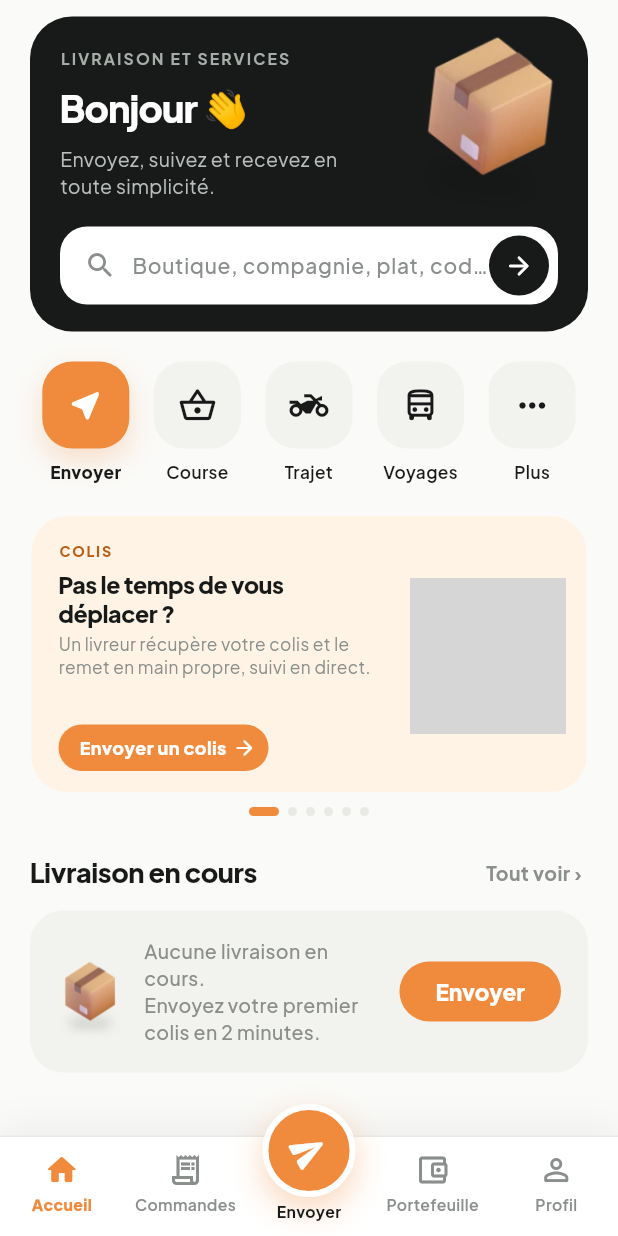
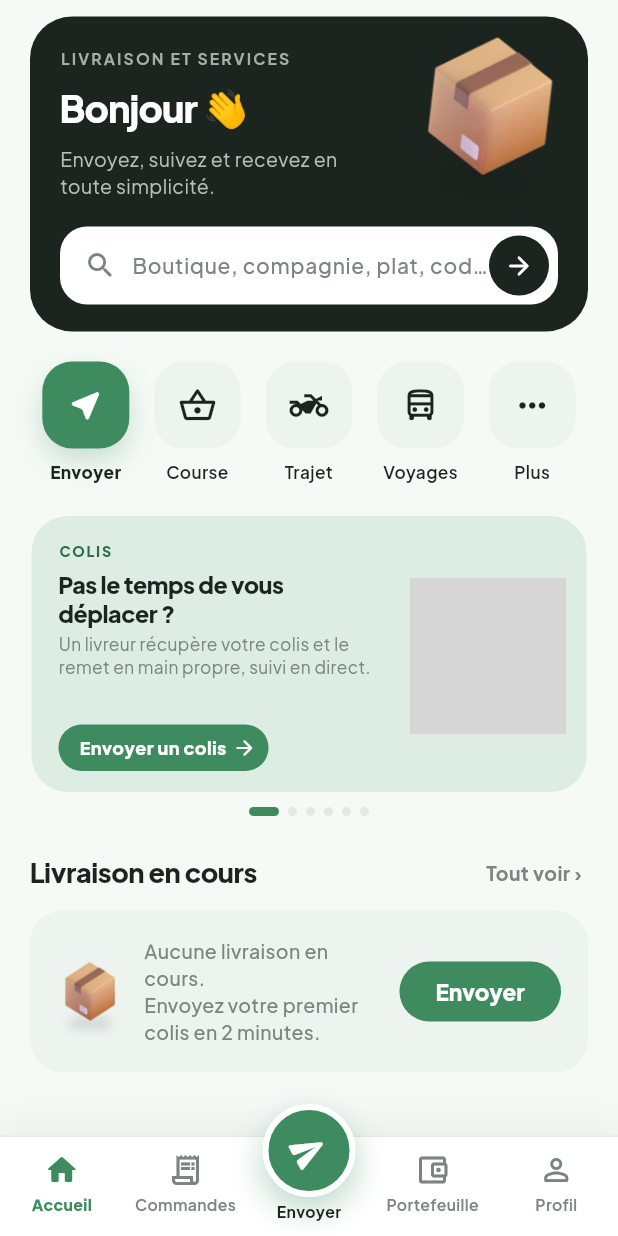
Before and after one commit to omzakrevo/Telima, a Flutter app: the ClientHomeScreen screen opened directly, scrolled down 61 dp, on a phone screen of 412 x 824 dp. Run offline on Flutter 3.47's test engine with Material 3 defaults, Android fonts, the phone set to English and light mode, and no system bars; our stand-ins replace connectivity_plus, device_info_plus, file_picker, firebase_core, firebase_messaging, fl_chart and 14 more; missing offline and left inert: dart:js_interop, dart:ui_web, ota_update; accounts and stored records are empty; grey boxes are pictures that could not be loaded.

Commit message:
Couleurs du logo : vert Telima + orange en accent, design inchangé
Co-Authored-By: Claude Sonnet 5.5 <noreply@anthropic.com>
Claude-Session: https://claude.ai/code/session_016jU5DohY8CFavFTGKdJJt9

```diff
--- a/app/lib/config/theme.dart
+++ b/app/lib/config/theme.dart
@@ -1,22 +1,22 @@
 import 'package:flutter/material.dart';
 
-/// Palette Telima : fond blanc cassé, surfaces gris doux, orange pour les actions, anthracite pour les titres,
-/// crème pour les bannières. Même charte que l'accueil client.
+/// Palette Telima — style « vert sauge » : fond blanc légèrement mentholé, cartes teintées vert pâle,
+/// boutons verts aux coins arrondis, barre de navigation flottante sombre.
 class AppColors {
-  static const primary = Color(0xFFF08A3C); // orange Telima (action principale)
-  static const primaryDark = Color(0xFFB95E17); // orange foncé (texte sur fond clair)
-  static const ink = Color(0xFF181A19); // titres, barre de navigation
+  static const primary = Color(0xFF3D8B5F); // vert Telima
+  static const primaryDark = Color(0xFF2B6B48);
+  static const ink = Color(0xFF1C2420); // titres, barre de navigation
   static const accent = Color(0xFFF08A3C); // orange (point d'arrivée, étoiles)
   static const danger = Color(0xFFDC4B4B);
   static const info = Color(0xFF3F6FD8);
-  static const surface = Color(0xFFFAFAF8); // fond des écrans
-  static const field = Color(0xFFF2F2EF); // lignes de liste, puces, cartes teintées
-  static const line = Color(0xFFE9E9E5); // bordures discrètes
-  static const textMuted = Color(0xFF8A8F8C);
-  static const backdrop = Color(0xFFFFF3E6); // fond vert pâle (en-têtes, accueil)
+  static const surface = Color(0xFFF6FAF7); // fond des écrans
+  static const field = Color(0xFFEDF4EF); // lignes de liste, puces, cartes teintées
+  static const line = Color(0xFFE1EBE4); // bordures discrètes
+  static const textMuted = Color(0xFF7A8580);
+  static const backdrop = Color(0xFFDDEDE3); // fond vert pâle (en-têtes, accueil)
 
   // Tons doux pour les illustrations de services
-  static const mint = Color(0xFFFFF3E6);
+  static const mint = Color(0xFFE0F0E6);
   static const peach = Color(0xFFFFEBDD);
   static const lilac = Color(0xFFECE8FA);
   static const sky = Color(0xFFE3EEFC);
@@ -27,11 +27,11 @@ class AppColors {
 /// Ombres douces (profondeur des cartes).
 class AppShadows {
   static List<BoxShadow> get soft => const [
-        BoxShadow(color: Color(0x14000000), blurRadius: 18, offset: Offset(0, 8)),
+        BoxShadow(color: Color(0x142B6B48), blurRadius: 18, offset: Offset(0, 8)),
         BoxShadow(color: Color(0x0A000000), blurRadius: 3, offset: Offset(0, 1)),
       ];
   static List<BoxShadow> get raised => const [
-        BoxShadow(color: Color(0x1F000000), blurRadius: 28, offset: Offset(0, 14)),
+        BoxShadow(color: Color(0x262B6B48), blurRadius: 28, offset: Offset(0, 14)),
         BoxShadow(color: Color(0x0F000000), blurRadius: 6, offset: Offset(0, 2)),
       ];
 }
@@ -92,7 +92,7 @@ class AppTheme {
         style: ElevatedButton.styleFrom(
           backgroundColor: AppColors.primary,
           foregroundColor: Colors.white,
-          disabledBackgroundColor: const Color(0xFFE2E2DE),
+          disabledBackgroundColor: const Color(0xFFCADBD0),
           disabledForegroundColor: Colors.white,
           elevation: 0,
           minimumSize: const Size(64, 52),
@@ -153,7 +153,7 @@ class AppTheme {
         color: Colors.white,
         surfaceTintColor: Colors.transparent,
         elevation: 4,
-        shadowColor: const Color(0x1F000000),
+        shadowColor: const Color(0x332B6B48),
         margin: EdgeInsets.zero,
         shape: RoundedRectangleBorder(borderRadius: BorderRadius.circular(18), side: const BorderSide(color: AppColors.line)),
       ),
--- a/app/lib/core/services/push_service.dart
+++ b/app/lib/core/services/push_service.dart
@@ -106,7 +106,7 @@ class SystemNotifications {
           importance: Importance.max,
           priority: Priority.high,
           icon: 'ic_stat_telima',
-          color: const Color(0xFFF08A3C),
+          color: const Color(0xFF3D8B5F),
           tag: tagFor(n.id),
           styleInformation: BigTextStyleInformation(n.body),
           category: AndroidNotificationCategory.message,
--- a/app/lib/screens/client/client_home_screen.dart
+++ b/app/lib/screens/client/client_home_screen.dart
@@ -17,16 +17,17 @@ import '../../widgets/service_slider.dart';
 import '../common/notifications_screen.dart';
 
 /// Accueil client : en-tête sombre avec suivi par code, raccourcis, livraison en cours, bannières, navigation avec bouton « Envoyer ».
-/// Style épuré : fond blanc cassé, orange pour l'action principale, texte anthracite, grands arrondis.
+/// Style épuré, aux couleurs du logo : vert Telima pour les actions, orange en petit accent, texte anthracite.
 class _H {
-  static const bg = Color(0xFFFAFAF8);
-  static const gray = Color(0xFFF2F2EF); // surfaces douces
-  static const line = Color(0xFFE9E9E5);
-  static const hero = Color(0xFF181A19);
-  static const orange = AppColors.accent;
-  static const cream = Color(0xFFFFF3E6);
-  static const muted = Color(0xFF8A8F8C);
-  static const ok = Color(0xFF0B7A4B);
+  static const bg = AppColors.surface;
+  static const gray = AppColors.field; // surfaces douces
+  static const line = AppColors.line;
+  static const hero = AppColors.ink;
+  static const orange =
+      AppColors.accent; // petit accent (en attente, étape en cours)
+  static const cream = AppColors.backdrop; // bannières vert pâle
+  static const muted = AppColors.textMuted;
+  static const ok = AppColors.primaryDark;
   static const sheetBg = Colors.white;
 }
 
@@ -187,7 +188,7 @@ class _ClientHomeScreenState extends ConsumerState<ClientHomeScreen> {
       body: SafeArea(
         bottom: false,
         child: RefreshIndicator(
-          color: _H.orange,
+          color: AppColors.primary,
           onRefresh: () async {
             ref.invalidate(myActiveDeliveriesProvider);
             ref.invalidate(myBusinessesProvider);
@@ -529,12 +530,12 @@ class _Tile extends StatelessWidget {
               width: box,
               height: box,
               decoration: BoxDecoration(
-                color: primary ? _H.orange : _H.gray,
+                color: primary ? AppColors.primary : _H.gray,
                 borderRadius: BorderRadius.circular(20),
                 boxShadow: primary
                     ? const [
                         BoxShadow(
-                          color: Color(0x40F08A3C),
+                          color: Color(0x403D8B5F),
                           blurRadius: 16,
                           offset: Offset(0, 8),
                         ),
@@ -796,10 +797,18 @@ class _Progress extends StatelessWidget {
                     width: 14,
                     height: 14,
                     decoration: BoxDecoration(
-                      color: i < done ? _H.orange : Colors.white,
+                      color: i < done
+                          ? (i == done - 1 && done < 4
+                                ? _H.orange
+                                : AppColors.primary)
+                          : Colors.white,
                       shape: BoxShape.circle,
                       border: Border.all(
-                        color: i < done ? _H.orange : const Color(0xFFD3D5D2),
+                        color: i < done
+                            ? (i == done - 1 && done < 4
+                                  ? _H.orange
+                                  : AppColors.primary)
+                            : const Color(0xFFD3D5D2),
                         width: 2,
                       ),
                     ),
@@ -818,7 +827,7 @@ class _Progress extends StatelessWidget {
                         margin: const EdgeInsets.symmetric(horizontal: 3),
                         decoration: BoxDecoration(
                           color: i < done - 1
-                              ? _H.orange
+                              ? AppColors.primary
                               : const Color(0xFFE4E6E3),
                           borderRadius: BorderRadius.circular(2),
                         ),
@@ -874,7 +883,7 @@ class _EmptyShipment extends StatelessWidget {
         FilledButton(
           onPressed: onSend,
           style: FilledButton.styleFrom(
-            backgroundColor: _H.orange,
+            backgroundColor: AppColors.primary,
             foregroundColor: Colors.white,
             shape: const StadiumBorder(),
             minimumSize: const Size(0, 40),
@@ -975,12 +984,12 @@ class _HomeNav extends StatelessWidget {
                             width: 62,
                             height: 62,
                             decoration: BoxDecoration(
-                              color: _H.orange,
+                              color: AppColors.primary,
                               shape: BoxShape.circle,
                               border: Border.all(color: Colors.white, width: 4),
                               boxShadow: const [
                                 BoxShadow(
-                                  color: Color(0x59F08A3C),
+                                  color: Color(0x593D8B5F),
                                   blurRadius: 18,
                                   offset: Offset(0, 8),
                                 ),
@@ -1037,7 +1046,7 @@ class _NavItem extends StatelessWidget {
       padding: const EdgeInsets.only(top: 10),
       child: Column(
         children: [
-          Icon(icon, size: 24, color: active ? _H.orange : _H.muted),
+          Icon(icon, size: 24, color: active ? AppColors.primary : _H.muted),
           const SizedBox(height: 3),
           Text(
             label,
@@ -1046,7 +1055,7 @@ class _NavItem extends StatelessWidget {
             style: TextStyle(
               fontSize: 10.5,
               fontWeight: active ? FontWeight.w800 : FontWeight.w600,
-              color: active ? _H.orange : _H.muted,
+              color: active ? AppColors.primary : _H.muted,
             ),
           ),
         ],
--- a/app/lib/screens/common/profile_screen.dart
+++ b/app/lib/screens/common/profile_screen.dart
@@ -38,7 +38,10 @@ class ProfileScreen extends ConsumerWidget {
               clipper: const WaveClipper(depth: 30),
               child: Container(
                 height: 150,
-                decoration: const BoxDecoration(color: AppColors.ink),
+                decoration: const BoxDecoration(
+                  gradient: LinearGradient(colors: [AppColors.primary, AppColors.primaryDark],
+                      begin: Alignment.topLeft, end: Alignment.bottomRight),
+                ),
               ),
             ),
             Positioned(
--- a/app/lib/screens/common/wallet_screen.dart
+++ b/app/lib/screens/common/wallet_screen.dart
@@ -44,7 +44,7 @@ class WalletScreen extends ConsumerWidget {
               return Container(
                 padding: const EdgeInsets.all(20),
                 decoration: BoxDecoration(
-                  color: balance < 0 ? AppColors.danger : AppColors.ink,
+                  gradient: LinearGradient(colors: balance < 0 ? [AppColors.danger, const Color(0xFF9B2C2C)] : [AppColors.primary, AppColors.primaryDark]),
                   borderRadius: BorderRadius.circular(20),
                 ),
                 child: Column(crossAxisAlignment: CrossAxisAlignment.start, children: [
--- a/app/lib/screens/driver/driver_earnings_screen.dart
+++ b/app/lib/screens/driver/driver_earnings_screen.dart
@@ -32,7 +32,7 @@ class DriverEarningsScreen extends ConsumerWidget {
             Container(
               padding: const EdgeInsets.all(20),
               decoration: BoxDecoration(
-                color: AppColors.ink,
+                gradient: const LinearGradient(colors: [AppColors.primary, AppColors.primaryDark]),
                 borderRadius: BorderRadius.circular(20),
               ),
               child: Column(crossAxisAlignment: CrossAxisAlignment.start, children: [
--- a/app/lib/screens/travel/travel_client_screens.dart
+++ b/app/lib/screens/travel/travel_client_screens.dart
@@ -488,9 +488,9 @@ class _TravelHeroState extends State<_TravelHero>
         decoration: BoxDecoration(
           gradient: LinearGradient(
             colors: const [
-              AppColors.ink,
-              Color(0xFF2B2E2C),
-              AppColors.ink,
+              Color(0xFF1F5E3E),
+              AppColors.primary,
+              Color(0xFF58B07F),
             ],
             begin: Alignment.lerp(Alignment.topLeft, Alignment.centerLeft, v)!,
             end: Alignment.lerp(Alignment.bottomRight, Alignment.topRight, v)!,
```
Also changed, not shown: 3 other files.
